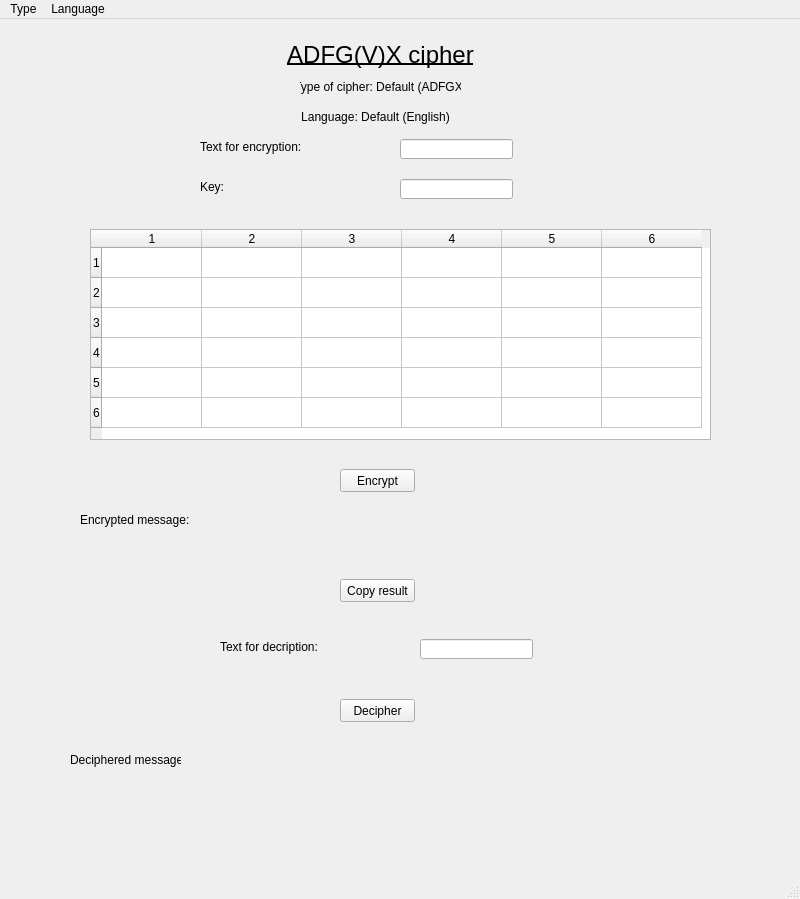
kisar18/Cryptology_exercises, file 3_ADFGVX_cipher/gui.ui: the form before one commit.
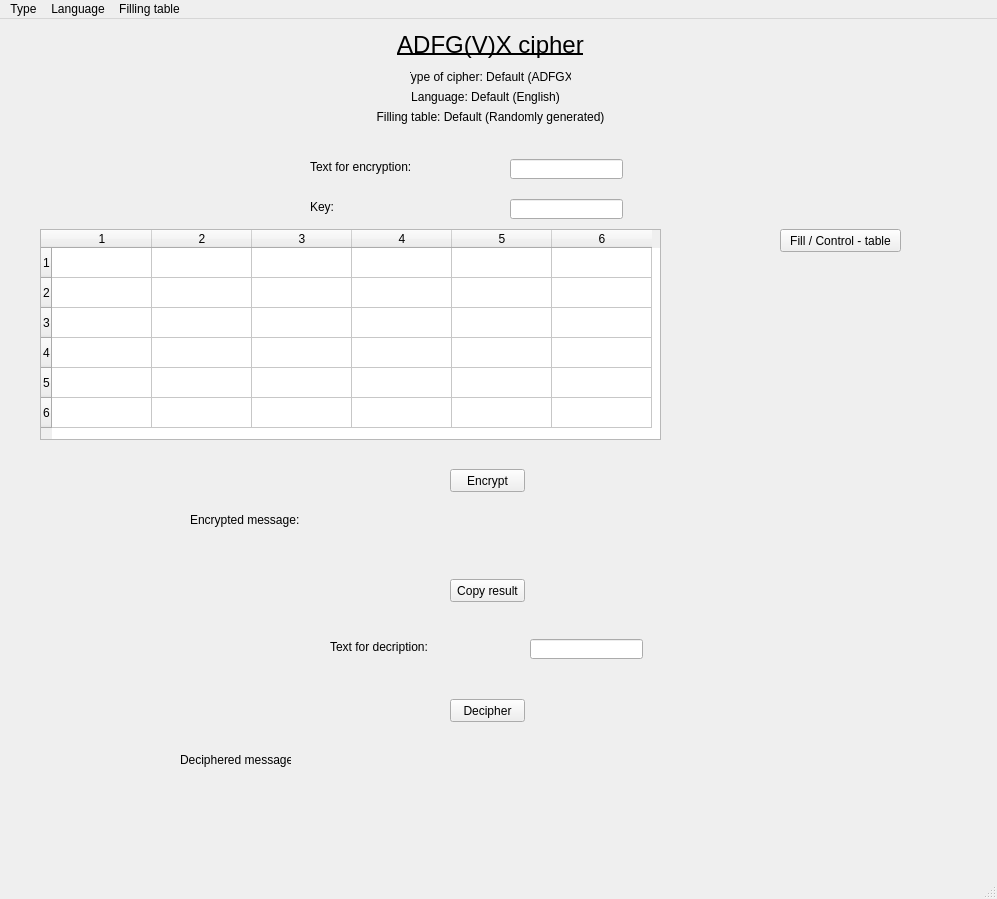
The form after the commit.

```diff
--- a/3_ADFGVX_cipher/gui.ui
+++ b/3_ADFGVX_cipher/gui.ui
@@ -6,7 +6,7 @@
    <rect>
     <x>0</x>
     <y>0</y>
-    <width>800</width>
+    <width>997</width>
     <height>899</height>
    </rect>
   </property>
@@ -17,8 +17,8 @@
    <widget class="QLabel" name="title">
     <property name="geometry">
      <rect>
-      <x>280</x>
-      <y>10</y>
+      <x>390</x>
+      <y>0</y>
       <width>201</width>
       <height>51</height>
      </rect>
@@ -39,8 +39,8 @@
    <widget class="QLabel" name="label">
     <property name="geometry">
      <rect>
-      <x>200</x>
-      <y>120</y>
+      <x>310</x>
+      <y>140</y>
       <width>131</width>
       <height>16</height>
      </rect>
@@ -52,8 +52,8 @@
    <widget class="QLabel" name="label_2">
     <property name="geometry">
      <rect>
-      <x>200</x>
-      <y>160</y>
+      <x>310</x>
+      <y>180</y>
       <width>91</width>
       <height>16</height>
      </rect>
@@ -65,8 +65,8 @@
    <widget class="QLineEdit" name="messageInput">
     <property name="geometry">
      <rect>
-      <x>400</x>
-      <y>120</y>
+      <x>510</x>
+      <y>140</y>
       <width>113</width>
       <height>20</height>
      </rect>
@@ -75,8 +75,8 @@
    <widget class="QLineEdit" name="keyInput">
     <property name="geometry">
      <rect>
-      <x>400</x>
-      <y>160</y>
+      <x>510</x>
+      <y>180</y>
       <width>113</width>
       <height>20</height>
      </rect>
@@ -85,7 +85,7 @@
    <widget class="QTableWidget" name="tableWidget">
     <property name="geometry">
      <rect>
-      <x>90</x>
+      <x>40</x>
       <y>210</y>
       <width>621</width>
       <height>211</height>
@@ -113,7 +113,7 @@
    <widget class="QLabel" name="label_3">
     <property name="geometry">
      <rect>
-      <x>80</x>
+      <x>190</x>
       <y>490</y>
       <width>111</width>
       <height>21</height>
@@ -126,9 +126,9 @@
    <widget class="QLabel" name="encryptResult">
     <property name="geometry">
      <rect>
-      <x>210</x>
+      <x>320</x>
       <y>490</y>
-      <width>491</width>
+      <width>611</width>
       <height>51</height>
      </rect>
     </property>
@@ -142,8 +142,8 @@
    <widget class="QLabel" name="language_label">
     <property name="geometry">
      <rect>
-      <x>300</x>
-      <y>90</y>
+      <x>410</x>
+      <y>70</y>
       <width>151</width>
       <height>16</height>
      </rect>
@@ -158,8 +158,8 @@
    <widget class="QLabel" name="type_label">
     <property name="geometry">
      <rect>
-      <x>300</x>
-      <y>60</y>
+      <x>410</x>
+      <y>50</y>
       <width>161</width>
       <height>16</height>
      </rect>
@@ -174,7 +174,7 @@
    <widget class="QPushButton" name="encrypt_btn">
     <property name="geometry">
      <rect>
-      <x>340</x>
+      <x>450</x>
       <y>450</y>
       <width>75</width>
       <height>23</height>
@@ -187,7 +187,7 @@
    <widget class="QPushButton" name="copy_btn">
     <property name="geometry">
      <rect>
-      <x>340</x>
+      <x>450</x>
       <y>560</y>
       <width>75</width>
       <height>23</height>
@@ -200,7 +200,7 @@
    <widget class="QLabel" name="label_5">
     <property name="geometry">
      <rect>
-      <x>220</x>
+      <x>330</x>
       <y>620</y>
       <width>131</width>
       <height>16</height>
@@ -213,7 +213,7 @@
    <widget class="QLineEdit" name="decipherInput">
     <property name="geometry">
      <rect>
-      <x>420</x>
+      <x>530</x>
       <y>620</y>
       <width>113</width>
       <height>20</height>
@@ -223,7 +223,7 @@
    <widget class="QLabel" name="label_4">
     <property name="geometry">
      <rect>
-      <x>70</x>
+      <x>180</x>
       <y>730</y>
       <width>111</width>
       <height>21</height>
@@ -236,7 +236,7 @@
    <widget class="QPushButton" name="decipher_btn">
     <property name="geometry">
      <rect>
-      <x>340</x>
+      <x>450</x>
       <y>680</y>
       <width>75</width>
       <height>23</height>
@@ -249,9 +249,9 @@
    <widget class="QLabel" name="decipherResult">
     <property name="geometry">
      <rect>
-      <x>200</x>
+      <x>310</x>
       <y>730</y>
-      <width>491</width>
+      <width>611</width>
       <height>51</height>
      </rect>
     </property>
@@ -262,13 +262,55 @@
      <set>Qt::AlignCenter</set>
     </property>
    </widget>
+   <widget class="QPushButton" name="fillTable_btn">
+    <property name="geometry">
+     <rect>
+      <x>780</x>
+      <y>210</y>
+      <width>121</width>
+      <height>23</height>
+     </rect>
+    </property>
+    <property name="text">
+     <string>Fill / Control - table</string>
+    </property>
+   </widget>
+   <widget class="QLabel" name="warnings">
+    <property name="geometry">
+     <rect>
+      <x>690</x>
+      <y>250</y>
+      <width>281</width>
+      <height>161</height>
+     </rect>
+    </property>
+    <property name="text">
+     <string/>
+    </property>
+   </widget>
+   <widget class="QLabel" name="fillingTable_label">
+    <property name="geometry">
+     <rect>
+      <x>370</x>
+      <y>90</y>
+      <width>241</width>
+      <height>16</height>
+     </rect>
+    </property>
+    <property name="text">
+     <string>Filling table: Default (Randomly generated)</string>
+    </property>
+    <property name="alignment">
+     <set>Qt::AlignCenter</set>
+    </property>
+   </widget>
   </widget>
   <widget class="QMenuBar" name="menubar">
    <property name="geometry">
     <rect>
      <x>0</x>
      <y>0</y>
-     <width>800</width>
+     <width>997</width>
      <height>21</height>
     </rect>
    </property>
@@ -286,8 +328,16 @@
     <addaction name="ENG"/>
     <addaction name="CZE"/>
    </widget>
+   <widget class="QMenu" name="menuFilling_table">
+    <property name="title">
+     <string>Filling table</string>
+    </property>
+    <addaction name="generate"/>
+    <addaction name="user"/>
+   </widget>
    <addaction name="menuLanguage"/>
    <addaction name="menuLanguage_2"/>
+   <addaction name="menuFilling_table"/>
   </widget>
   <widget class="QStatusBar" name="statusbar"/>
   <action name="ADFGX">
```
Left out of the diff: 10 changed lines with no effect on the pictures.
